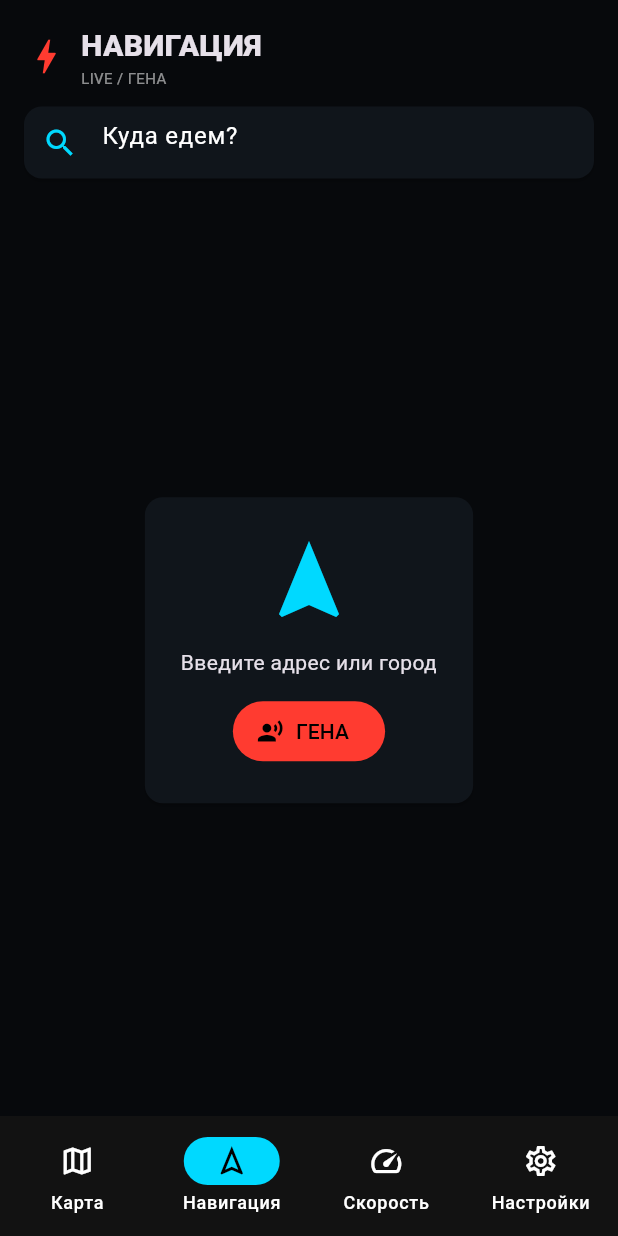
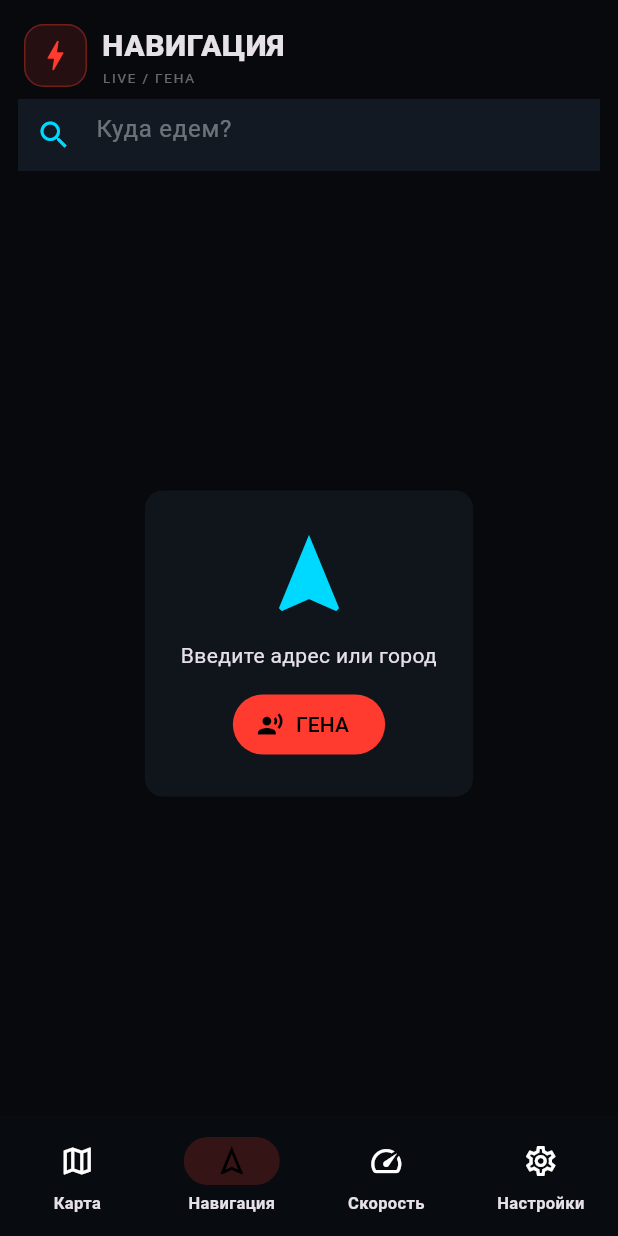
Before and after one commit to kshalovo72-star/TerekDrive, a Flutter app: the screen it shows after launch, item 2 of the bottom bar chosen, on a phone screen of 412 x 824 dp. Run offline on Flutter 3.47's test engine with Material 3 defaults, Android fonts, the phone set to English and light mode, and no system bars; our stand-ins replace flutter_tts, geolocator, shared_preferences; missing offline and left inert: maplibre_gl.

Commit message:
feat: upgrade Flutter visual styling

```diff
--- a/flutter/lib/main.dart
+++ b/flutter/lib/main.dart
@@ -22,6 +22,17 @@ class MyApp extends StatelessWidget {
     theme: ThemeData.dark(useMaterial3: true).copyWith(
       scaffoldBackgroundColor: bg,
       colorScheme: const ColorScheme.dark(primary: red, secondary: cyan),
+      cardTheme: CardThemeData(color: panel, elevation: 0, margin: EdgeInsets.zero),
+      navigationBarTheme: NavigationBarThemeData(
+        backgroundColor: const Color(0xFF080B0F),
+        indicatorColor: red.withValues(alpha: .18),
+        labelTextStyle: WidgetStateProperty.all(const TextStyle(fontSize: 11, fontWeight: FontWeight.w700)),
+      ),
+      inputDecorationTheme: InputDecorationTheme(
+        filled: true, fillColor: const Color(0xFF121923),
+        hintStyle: const TextStyle(color: Colors.white38),
+        border: OutlineInputBorder(borderRadius: BorderRadius.circular(16), borderSide: BorderSide.none),
+      ),
     ),
     home: const DriveShell(),
   );
@@ -274,11 +285,15 @@ class Header extends StatelessWidget {
   const Header(this.title, this.subtitle, {super.key});
   @override
   Widget build(BuildContext context) => Row(children: [
-    const Icon(Icons.bolt, color: red, size: 30),
-    const SizedBox(width: 8),
+    Container(
+      width: 42, height: 42,
+      decoration: BoxDecoration(color: red.withValues(alpha: .12), borderRadius: BorderRadius.circular(13), border: Border.all(color: red.withValues(alpha: .35))),
+      child: const Icon(Icons.bolt, color: red, size: 26),
+    ),
+    const SizedBox(width: 10),
     Column(crossAxisAlignment: CrossAxisAlignment.start, children: [
-      Text(title, style: const TextStyle(fontWeight: FontWeight.w900, fontSize: 20)),
-      Text(subtitle, style: const TextStyle(color: Colors.white54, fontSize: 10)),
+      Text(title, style: const TextStyle(fontWeight: FontWeight.w900, fontSize: 20, letterSpacing: .4)),
+      Text(subtitle, style: const TextStyle(color: Colors.white38, fontSize: 9, letterSpacing: 1.2)),
     ]),
   ]);
 }
@@ -290,11 +305,18 @@ class GaugePainter extends CustomPainter {
   void paint(Canvas canvas, Size size) {
     final center = Offset(size.width / 2, size.height / 2);
     final radius = math.min(size.width, size.height) / 2 - 20;
-    final base = Paint()..style = PaintingStyle.stroke..strokeWidth = 14..color = Colors.white12;
-    final active = Paint()..style = PaintingStyle.stroke..strokeWidth = 14..color = cyan..strokeCap = StrokeCap.round;
+    final base = Paint()..style = PaintingStyle.stroke..strokeWidth = 16..color = Colors.white10;
+    final active = Paint()..style = PaintingStyle.stroke..strokeWidth = 16..color = red..strokeCap = StrokeCap.round;
     canvas.drawArc(Rect.fromCircle(center: center, radius: radius), math.pi * .75, math.pi * 1.5, false, base);
     final value = (speed / 300).clamp(0.0, 1.0);
     canvas.drawArc(Rect.fromCircle(center: center, radius: radius), math.pi * .75, math.pi * 1.5 * value, false, active);
+    final tick = Paint()..color = Colors.white24..strokeWidth = 2;
+    for (var i = 0; i <= 30; i++) {
+      final a = math.pi * .75 + math.pi * 1.5 * i / 30;
+      final r1 = radius - (i % 5 == 0 ? 19 : 11);
+      final r2 = radius - 5;
+      canvas.drawLine(Offset(center.dx + math.cos(a) * r1, center.dy + math.sin(a) * r1), Offset(center.dx + math.cos(a) * r2, center.dy + math.sin(a) * r2), tick);
+    }
   }
   @override bool shouldRepaint(covariant GaugePainter oldDelegate) => oldDelegate.speed != speed;
 }
@@ -311,9 +333,9 @@ class SeasonalEffects extends StatelessWidget {
   @override
   Widget build(BuildContext context) {
     if (season == Season.summer) return const SizedBox.shrink();
-    return Container(decoration: BoxDecoration(gradient: LinearGradient(
+    return IgnorePointer(child: Container(decoration: BoxDecoration(gradient: LinearGradient(
       begin: Alignment.topCenter, end: Alignment.bottomCenter,
-      colors: [season == Season.winter ? Colors.white.withValues(alpha: .04) : Colors.orange.withValues(alpha: .03), Colors.transparent],
-    )));
+      colors: [season == Season.winter ? Colors.white.withValues(alpha: .05) : Colors.orange.withValues(alpha: .035), Colors.transparent],
+    ))));
   }
 }
```
